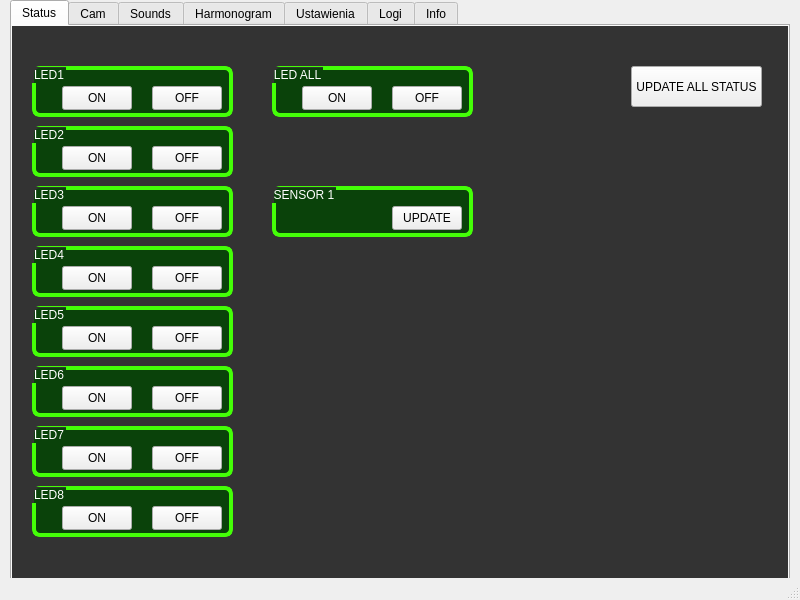
Before: the Qt Designer form 3growbox_qtwidget/GrowBoxDesktop/mainwindow.ui in wojtron2/Desktop_QT_app_box, drawn with Qt 5.
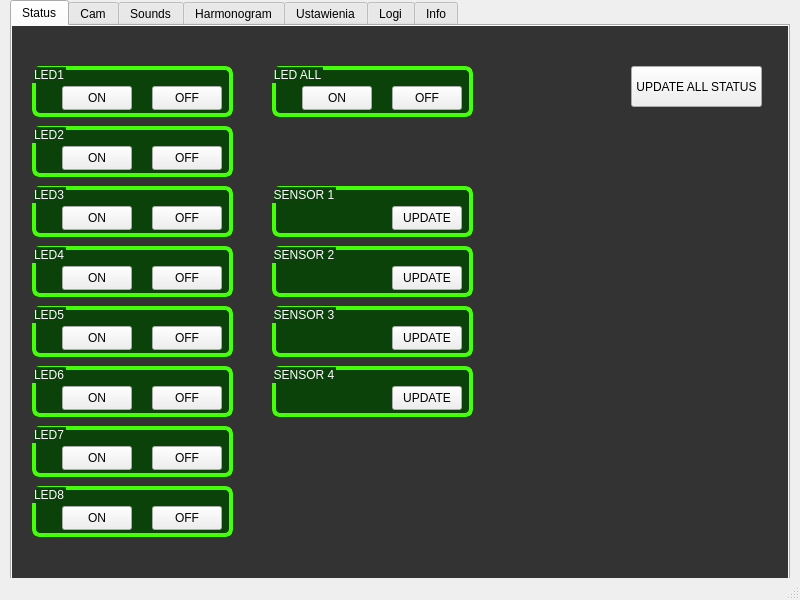
After: the same form once the commit is applied. The open tabs and pages were chosen to show the change. Icons and pictures are not drawn.

Diff of the .ui file:
```diff
--- a/3growbox_qtwidget/GrowBoxDesktop/mainwindow.ui
+++ b/3growbox_qtwidget/GrowBoxDesktop/mainwindow.ui
@@ -535,7 +535,118 @@
       <property name="flat">
        <bool>false</bool>
       </property>
-      <widget class="QPushButton" name="pushButton_LED_ALL_ON_3">
+      <widget class="QPushButton" name="pushButton_SENSOR1_UPDATE">
+       <property name="geometry">
+        <rect>
+         <x>120</x>
+         <y>20</y>
+         <width>70</width>
+         <height>24</height>
+        </rect>
+       </property>
+       <property name="text">
+        <string>UPDATE</string>
+       </property>
+      </widget>
+     </widget>
+     <widget class="QGroupBox" name="groupBoxSENSOR2">
+      <property name="geometry">
+       <rect>
+        <x>260</x>
+        <y>220</y>
+        <width>201</width>
+        <height>51</height>
+       </rect>
+      </property>
+      <property name="styleSheet">
+       <string notr="true">#groupBoxSENSOR2{
+background-color: rgba(0, 70, 0, 204);
+border-radius: 8px;
+border: 4px solid #44ff07;
+color: white;
+padding: 8px;}</string>
+      </property>
+      <property name="title">
+       <string>SENSOR 2</string>
+      </property>
+      <property name="flat">
+       <bool>false</bool>
+      </property>
+      <widget class="QPushButton" name="pushButton_SENSOR2_UPDATE">
+       <property name="geometry">
+        <rect>
+         <x>120</x>
+         <y>20</y>
+         <width>70</width>
+         <height>24</height>
+        </rect>
+       </property>
+       <property name="text">
+        <string>UPDATE</string>
+       </property>
+      </widget>
+     </widget>
+     <widget class="QGroupBox" name="groupBoxSENSOR3">
+      <property name="geometry">
+       <rect>
+        <x>260</x>
+        <y>280</y>
+        <width>201</width>
+        <height>51</height>
+       </rect>
+      </property>
+      <property name="styleSheet">
+       <string notr="true">#groupBoxSENSOR3{
+background-color: rgba(0, 70, 0, 204);
+border-radius: 8px;
+border: 4px solid #44ff07;
+color: white;
+padding: 8px;}</string>
+      </property>
+      <property name="title">
+       <string>SENSOR 3</string>
+      </property>
+      <property name="flat">
+       <bool>false</bool>
+      </property>
+      <widget class="QPushButton" name="pushButton_SENSOR3_UPDATE">
+       <property name="geometry">
+        <rect>
+         <x>120</x>
+         <y>20</y>
+         <width>70</width>
+         <height>24</height>
+        </rect>
+       </property>
+       <property name="text">
+        <string>UPDATE</string>
+       </property>
+      </widget>
+     </widget>
+     <widget class="QGroupBox" name="groupBoxSENSOR4">
+      <property name="geometry">
+       <rect>
+        <x>260</x>
+        <y>340</y>
+        <width>201</width>
+        <height>51</height>
+       </rect>
+      </property>
+      <property name="styleSheet">
+       <string notr="true">#groupBoxSENSOR4{
+background-color: rgba(0, 70, 0, 204);
+border-radius: 8px;
+border: 4px solid #44ff07;
+color: white;
+padding: 8px;}</string>
+      </property>
+      <property name="title">
+       <string>SENSOR 4</string>
+      </property>
+      <property name="flat">
+       <bool>false</bool>
+      </property>
+      <widget class="QPushButton" name="pushButton_SENSOR4_UPDATE">
        <property name="geometry">
         <rect>
          <x>120</x>
```
Left out of the diff: 149 changed lines with no effect on the pictures.
